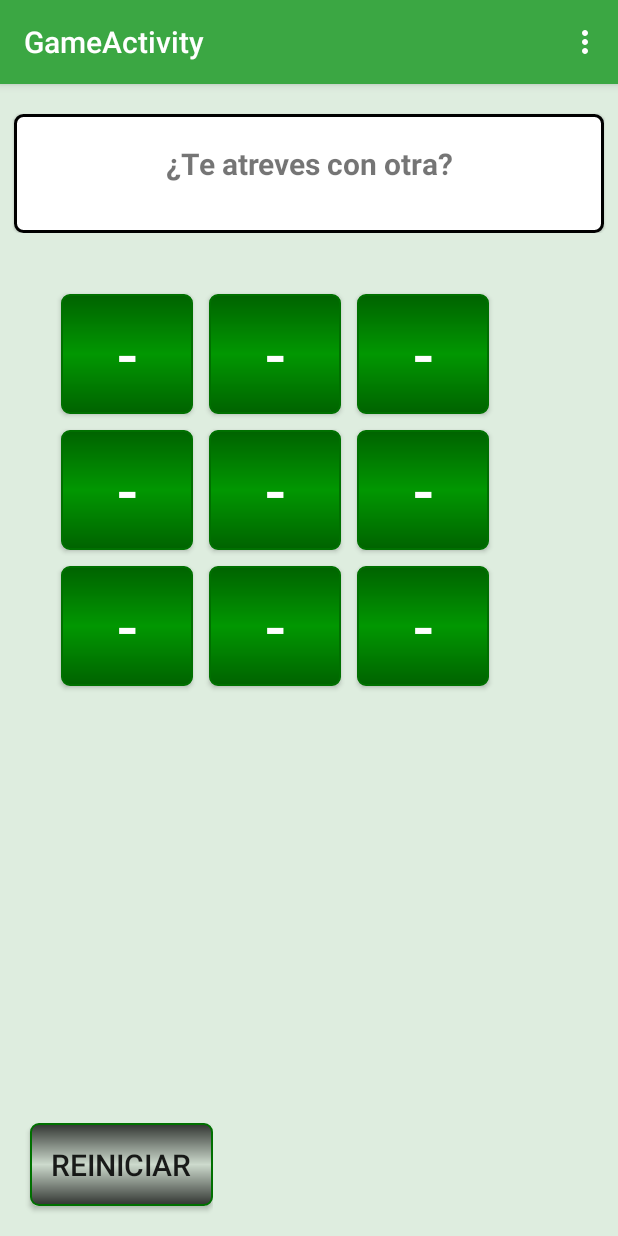
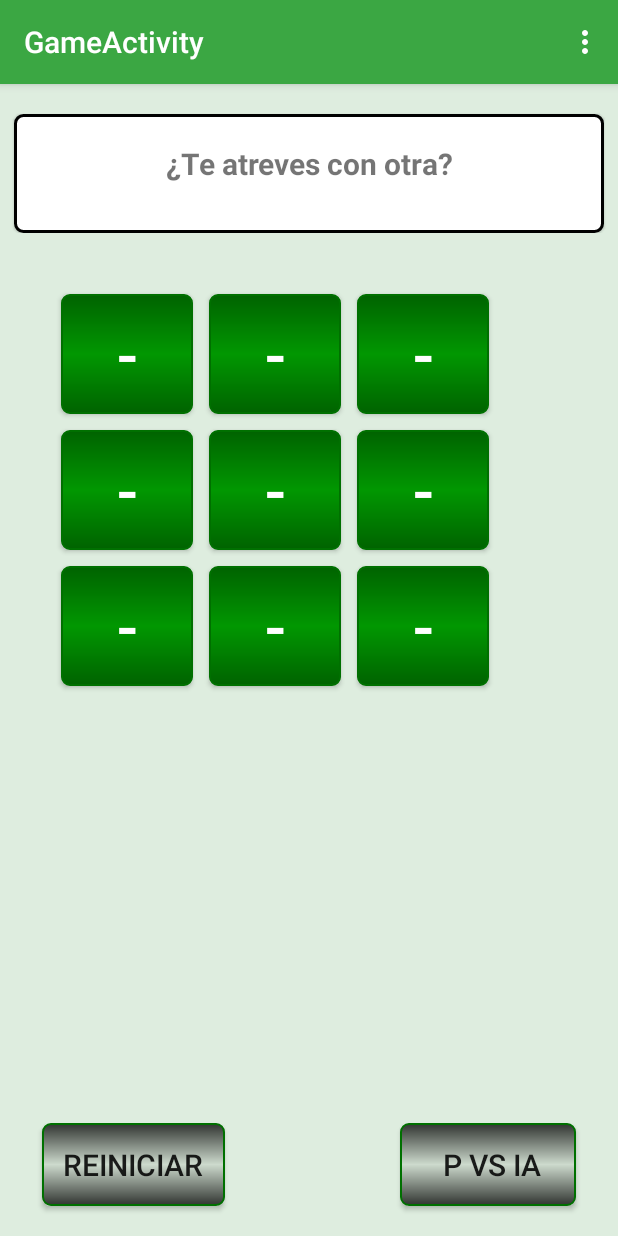
Before and after one commit to EduOroz/MyTresEnRayaApp, an Android app: the GameActivity screen opened directly, with no data from a screen before it, after a tap on "REINICIAR", on a phone screen of 412 x 824 dp. Run offline under Robolectric (Android 15) with nearby library versions, the phone set to English and light mode, and no system bars.

Commit message:
Añadida posibilidad de Jugar en modo Jugador contra Jugador además de poder jugar contra la IA Añadidos mensajes en ventana de Juego para avisar de en que tipo de modo nos encontramos

```diff
--- a/app/src/main/java/com/app/edu/mytresenrayaapp/GameActivity.java
+++ b/app/src/main/java/com/app/edu/mytresenrayaapp/GameActivity.java
@@ -11,12 +11,16 @@ import android.support.design.widget.FloatingActionButton;
 import android.support.design.widget.Snackbar;
 import android.support.v7.app.AppCompatActivity;
 import android.support.v7.widget.Toolbar;
+import android.view.Gravity;
 import android.view.Menu;
 import android.view.MenuItem;
 import android.view.View;
 import android.widget.ArrayAdapter;
 import android.widget.Button;
+import android.widget.CompoundButton;
 import android.widget.TextView;
+import android.widget.Toast;
+import android.widget.ToggleButton;
 
 import org.json.JSONArray;
 import org.json.JSONException;
@@ -51,6 +55,7 @@ public class GameActivity extends AppCompatActivity {
     String test ="-";
     boolean endGame = false;
     boolean IAmoving = false;
+    ToggleButton tbModoJuego;
 
     String ganador;
     String name;
@@ -65,16 +70,24 @@ public class GameActivity extends AppCompatActivity {
     SharedPreferences sp;
     boolean sonido;
     boolean saveGames = false;
+    String modoJuego;
     String movesGame = "";
     JSONObject job;
     String whoStarts = "";
 
+    //Función para mostrar textos emergentes
+    private void mostrarTexto(String texto){
+        Toast aviso = Toast.makeText(this, texto, Toast.LENGTH_SHORT);
+        aviso.setGravity(Gravity.CENTER|Gravity.CENTER_HORIZONTAL, 0, 0);
+        aviso.show();
+    }
+
     @Override
     protected void onStop() {
         super.onStop();
-        if (sonido){
+        /*if (sonido){
             mp.stop();
-        }
+        }*/
     }
 
     @Override
@@ -95,6 +108,8 @@ public class GameActivity extends AppCompatActivity {
         bt8 = (Button) findViewById(R.id.bt8);
         bt9 = (Button) findViewById(R.id.bt9);
         btReStart = (Button) findViewById(R.id.btReStart);
+        ToggleButton tbModoJuego = (ToggleButton) findViewById(R.id.tbModoJuego);
+
 
         //Creamos un tablero para la gestión de movimientos de la IA
         tablero = new ArrayList<Button>() {{add(bt1); add(bt2); add(bt3);
@@ -108,18 +123,31 @@ public class GameActivity extends AppCompatActivity {
         saveGames = sp.getBoolean("saveGames", false);
         name = sp.getString("nombre","");
 
+        modoJuego = sp.getString("modoJuego", "vsIA");
+        System.out.println("ACTIVITY GAME - El modo de juego es: " +modoJuego);
+        if(modoJuego.equals("vsIA")){
+            tbModoJuego.setChecked(true);
+            mostrarTexto("Activado el modo de juego contra la IA más lista del mundo ;)");
+        } else {
+            tbModoJuego.setChecked(false);
+            mostrarTexto("Activado el modo de juego jugador contra jugador");
+        }
+
+
         sonido = sp.getBoolean("sonido", false);
-        if (sonido) {
+        /*if (sonido) {
             mp = MediaPlayer.create(getApplicationContext(), R.raw.bienvenida);
             mp.setLooping(true);
             mp.setVolume(0.2f,0.2f);
             mp.start();
-        }
+        }*/
 
         //Según configuración debe empezar la IA o el Jugador
         whoStarts = sp.getString("empieza", "Person");
+        if(modoJuego.equals("vsIA")){
             if (whoStarts.equals("IA")){
                 signo = moveIA(signo);
+            }
         }
 
         System.out.println("ACTIVITY GAME el nombre del jugador es: "+sp.getString("nombre",""));
@@ -175,14 +203,18 @@ public class GameActivity extends AppCompatActivity {
                                 }
                             };
                         }
+                        if (modoJuego.equals("vsIA")) {
                             //Después de mover el jugador y comprobar si el juego termina, mueve la IA tras 1 segundo
                             handler.postDelayed(new Runnable() {
                                 @Override
                                 public void run() {
                                     //Do something after 100ms
-                                if(!endGame){signo = moveIA(signo);}
+                                    if (!endGame) {
+                                        signo = moveIA(signo);
+                                    }
                                 }
                             }, 500);
+                        } else IAmoving=false;
 
 
                     } else {
@@ -232,14 +264,18 @@ public class GameActivity extends AppCompatActivity {
                             };
                         }
 
+                        if (modoJuego.equals("vsIA")) {
                             //Después de mover el jugador y comprobar si el juego termina, mueve la IA tras 1 segundo
                             handler.postDelayed(new Runnable() {
                                 @Override
                                 public void run() {
                                     //Do something after 100ms
-                                if(!endGame){signo = moveIA(signo);}
+                                    if (!endGame) {
+                                        signo = moveIA(signo);
+                                    }
                                 }
                             }, 500);
+                        } else IAmoving=false;
 
 
                     } else {
@@ -288,14 +324,18 @@ public class GameActivity extends AppCompatActivity {
                             };
                         }
 
+                        if (modoJuego.equals("vsIA")) {
                             //Después de mover el jugador y comprobar si el juego termina, mueve la IA tras 1 segundo
                             handler.postDelayed(new Runnable() {
                                 @Override
                                 public void run() {
                                     //Do something after 100ms
-                                if(!endGame){signo = moveIA(signo);}
+                                    if (!endGame) {
+                                        signo = moveIA(signo);
+                                    }
                                 }
                             }, 500);
+                        } else IAmoving=false;
 
 
                     } else {
@@ -344,14 +384,18 @@ public class GameActivity extends AppCompatActivity {
                             };
                         }
 
+                        if (modoJuego.equals("vsIA")) {
                             //Después de mover el jugador y comprobar si el juego termina, mueve la IA tras 1 segundo
                             handler.postDelayed(new Runnable() {
                                 @Override
                                 public void run() {
-                                //Do something after 500ms
-                                if(!endGame){signo = moveIA(signo);}
+                                    //Do something after 100ms
+                                    if (!endGame) {
+                                        signo = moveIA(signo);
+                                    }
                                 }
                             }, 500);
+                        } else IAmoving=false;
 
                     } else {
                         tvMensajes.setText("Esa casilla ya esta usada");
@@ -399,14 +443,18 @@ public class GameActivity extends AppCompatActivity {
                             };
                         }
 
+                        if (modoJuego.equals("vsIA")) {
                             //Después de mover el jugador y comprobar si el juego termina, mueve la IA tras 1 segundo
                             handler.postDelayed(new Runnable() {
                                 @Override
                                 public void run() {
-                                //Do something after 500ms
-                                if(!endGame){signo = moveIA(signo);}
+                                    //Do something after 100ms
+                                    if (!endGame) {
+                                        signo = moveIA(signo);
+                                    }
                                 }
                             }, 500);
+                        } else IAmoving=false;
 
                     } else {
                         tvMensajes.setText("Esa casilla ya esta usada");
@@ -454,14 +502,18 @@ public class GameActivity extends AppCompatActivity {
                             };
                         }
 
+                        if (modoJuego.equals("vsIA")) {
                             //Después de mover el jugador y comprobar si el juego termina, mueve la IA tras 1 segundo
                             handler.postDelayed(new Runnable() {
                                 @Override
                                 public void run() {
-                                //Do something after 500ms
-                                if(!endGame){signo = moveIA(signo);}
+                                    //Do something after 100ms
+                                    if (!endGame) {
+                                        signo = moveIA(signo);
+                                    }
                                 }
                             }, 500);
+                        } else IAmoving=false;
 
                     } else {
                         tvMensajes.setText("Esa casilla ya esta usada");
@@ -509,14 +561,18 @@ public class GameActivity extends AppCompatActivity {
                             };
                         }
 
+                        if (modoJuego.equals("vsIA")) {
                             //Después de mover el jugador y comprobar si el juego termina, mueve la IA tras 1 segundo
                             handler.postDelayed(new Runnable() {
                                 @Override
                                 public void run() {
-                                //Do something after 500ms
-                                if(!endGame){signo = moveIA(signo);}
+                                    //Do something after 100ms
+                                    if (!endGame) {
+                                        signo = moveIA(signo);
+                                    }
                                 }
                             }, 500);
+                        } else IAmoving=false;
 
                     } else {
                         tvMensajes.setText("Esa casilla ya esta usada");
@@ -564,14 +620,18 @@ public class GameActivity extends AppCompatActivity {
                             };
                         }
 
+                        if (modoJuego.equals("vsIA")) {
                             //Después de mover el jugador y comprobar si el juego termina, mueve la IA tras 1 segundo
                             handler.postDelayed(new Runnable() {
                                 @Override
                                 public void run() {
-                                //Do something after 500ms
-                                if(!endGame){signo = moveIA(signo);}
+                                    //Do something after 100ms
+                                    if (!endGame) {
+                                        signo = moveIA(signo);
+                                    }
                                 }
                             }, 500);
+                        } else IAmoving=false;
 
                     } else {
                         tvMensajes.setText("Esa casilla ya esta usada");
@@ -619,14 +679,18 @@ public class GameActivity extends AppCompatActivity {
                             };
                         }
 
+                        if (modoJuego.equals("vsIA")) {
                             //Después de mover el jugador y comprobar si el juego termina, mueve la IA tras 1 segundo
                             handler.postDelayed(new Runnable() {
                                 @Override
                                 public void run() {
-                                //Do something after 500ms
-                                if(!endGame){signo = moveIA(signo);}
+                                    //Do something after 100ms
+                                    if (!endGame) {
+                                        signo = moveIA(signo);
+                                    }
                                 }
                             }, 500);
+                        } else IAmoving=false;
 
                     } else {
                         tvMensajes.setText("Esa casilla ya esta usada");
@@ -639,7 +703,9 @@ public class GameActivity extends AppCompatActivity {
             @Override
             public void onClick(View v) {
 
-                tvMensajes.setText("¿Te atreves con otra?" );
+                if (modoJuego.equals("vsIA")) {
+                    tvMensajes.setText("¿Te atreves con otra?");
+                } else {tvMensajes.setText("Player vs Player");}
                 bt1.setText("-");
                 bt2.setText("-");
                 bt3.setText("-");
@@ -654,6 +720,24 @@ public class GameActivity extends AppCompatActivity {
                 if (whoStarts.equals("IA")){
                     signo = moveIA(signo);
                 }
+            }
+        });
+
+        tbModoJuego.setOnCheckedChangeListener(new CompoundButton.OnCheckedChangeListener() {
+            @Override
+            public void onCheckedChanged(CompoundButton buttonView, boolean isChecked) {
+                SharedPreferences.Editor editor=sp.edit();
+                if (isChecked) {
+                    modoJuego="vsIA";
+                    mostrarTexto("Activado el modo de juego jugador contra la IA");
+                } else {
+                    modoJuego="vsHumano";
+                    mostrarTexto("Activado el modo de juego jugador contra jugador");
+                }
+                editor.putString("modoJuego",modoJuego);
+                editor.commit();
+                btReStart.callOnClick();
+
             }
         });
 
@@ -979,6 +1063,9 @@ public class GameActivity extends AppCompatActivity {
         frases.add("No sé que hacer con eso");
         frases.add("Sigue así para perder");
         frases.add("¿Te explico las reglas?");
+        frases.add("Tuve un perro mas listo q tu");
+        frases.add("Luchas como un ganadero!");
+        frases.add("Es tu hora palurdo de 8 patas");
 
 
         aleatorio = (int) (Math.random() *frases.size());
--- a/app/src/main/res/layout/content_game.xml
+++ b/app/src/main/res/layout/content_game.xml
@@ -156,21 +156,47 @@
     </LinearLayout>
 
     <LinearLayout
-        android:layout_width="wrap_content"
+        android:layout_width="match_parent"
         android:layout_height="wrap_content"
         android:orientation="horizontal">
+
+        <android.support.constraint.ConstraintLayout
+            android:layout_width="match_parent"
+            android:layout_height="match_parent"
+            android:layout_weight="1">
 
             <Button
                 android:id="@+id/btReStart"
                 android:layout_width="wrap_content"
                 android:layout_height="wrap_content"
                 android:layout_weight="1"
+                android:background="@drawable/button_black"
+                android:padding="14dp"
                 android:text="Reiniciar"
-            android:layout_marginLeft="20dp"
-            android:layout_marginBottom="20dp"
                 android:textSize="20sp"
+                android:layout_marginLeft="28dp"
+                app:layout_constraintLeft_toLeftOf="parent"
+                app:layout_constraintBottom_toBottomOf="parent"
+                android:layout_marginBottom="20dp" />
+
+            <ToggleButton
+                android:id="@+id/tbModoJuego"
+                android:layout_width="wrap_content"
+                android:layout_height="wrap_content"
+                android:layout_marginRight="28dp"
+                android:layout_weight="1"
+                android:background="@drawable/button_black"
                 android:padding="14dp"
-            android:background="@drawable/button_black"/>
+                android:text="PvsIA"
+                android:textOff="   P vs P   "
+                android:textOn="   P vs IA  "
+                android:textSize="20sp"
+                app:layout_constraintRight_toRightOf="parent"
+                app:layout_constraintBottom_toBottomOf="parent"
+                android:layout_marginBottom="20dp" />
+
+        </android.support.constraint.ConstraintLayout>
+
     </LinearLayout>
 
 </LinearLayout>
```
Lines whose indentation alone changed are shown as unchanged.
